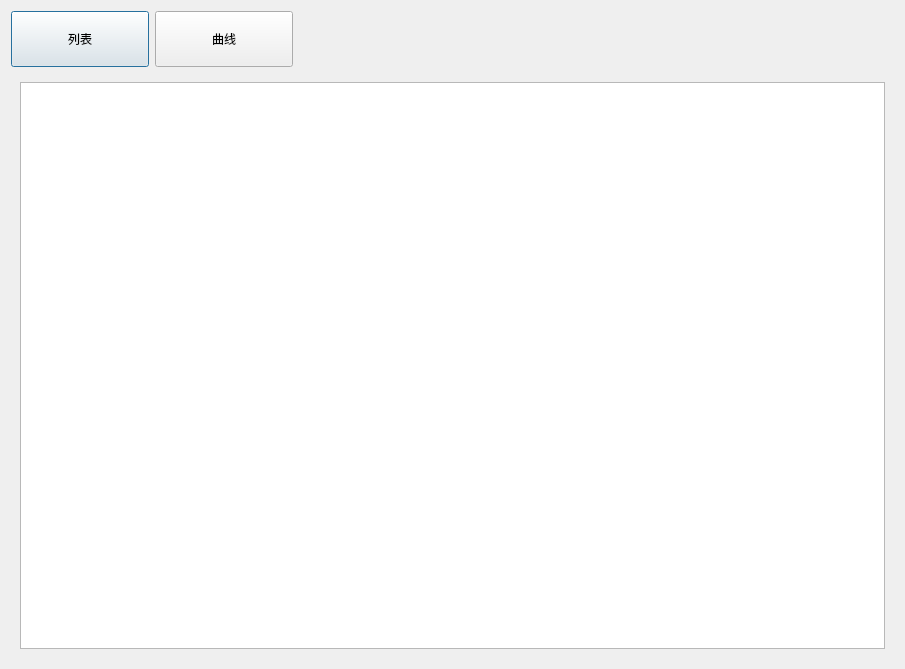
Old version of the form digitalIntegration/ResourceManageDialog.ui in the repository jiaqingguo/DI.
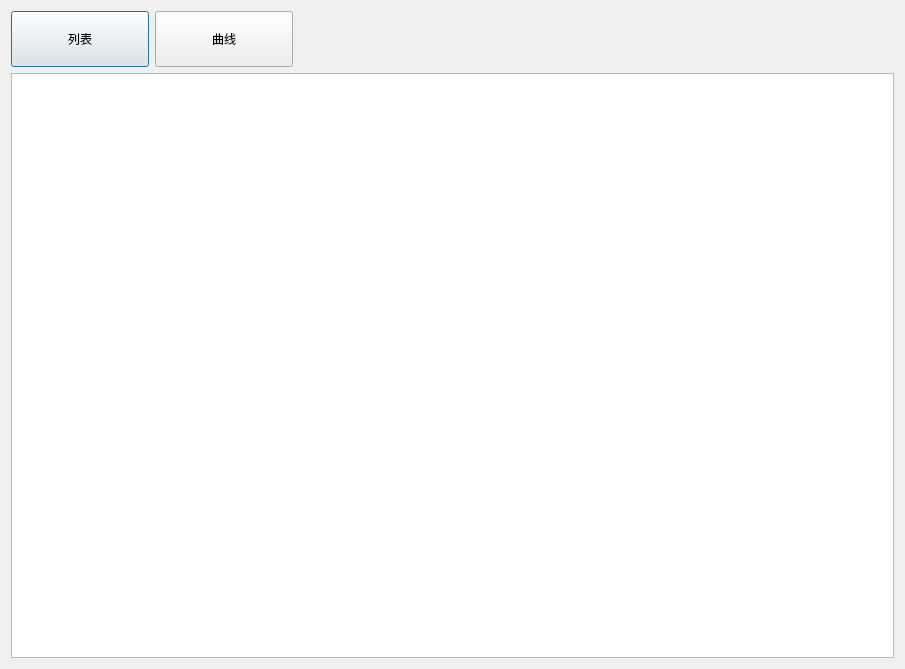
New version of the form. The open tabs and pages were chosen to show the change.

```diff
--- a/digitalIntegration/ResourceManageDialog.ui
+++ b/digitalIntegration/ResourceManageDialog.ui
@@ -112,6 +112,18 @@
        <item row="0" column="0">
         <widget class="QWidget" name="widget" native="true">
          <layout class="QGridLayout" name="gridLayout">
+          <property name="leftMargin">
+           <number>0</number>
+          </property>
+          <property name="topMargin">
+           <number>0</number>
+          </property>
+          <property name="rightMargin">
+           <number>0</number>
+          </property>
+          <property name="bottomMargin">
+           <number>0</number>
+          </property>
           <item row="0" column="0">
            <widget class="QTableView" name="tableViewList"/>
           </item>
```
Left out of the diff: 2 changed lines with no effect on the pictures.
